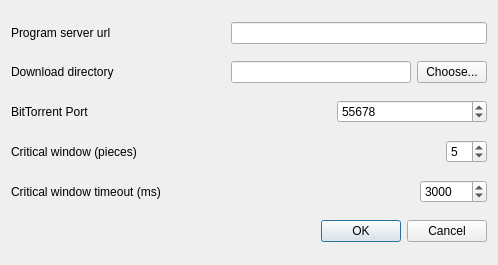
Qt form src/settings_dialog.ui (CowboyCoders/cow_player) before a commit.
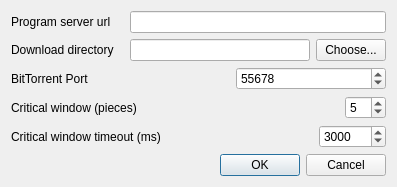
The same form after that commit.

Commit message: made settings dialog fixed size

Diff of the .ui file:
```diff
--- a/src/settings_dialog.ui
+++ b/src/settings_dialog.ui
@@ -6,14 +6,26 @@
    <rect>
     <x>0</x>
     <y>0</y>
-    <width>498</width>
-    <height>265</height>
+    <width>410</width>
+    <height>272</height>
    </rect>
   </property>
+  <property name="sizePolicy">
+   <sizepolicy hsizetype="Preferred" vsizetype="Fixed">
+    <horstretch>0</horstretch>
+    <verstretch>0</verstretch>
+   </sizepolicy>
+  </property>
   <property name="windowTitle">
    <string>Preferences</string>
   </property>
+  <property name="sizeGripEnabled">
+   <bool>false</bool>
+  </property>
   <layout class="QVBoxLayout" name="verticalLayout_2">
+   <property name="sizeConstraint">
+    <enum>QLayout::SetFixedSize</enum>
+   </property>
    <item>
     <layout class="QHBoxLayout" name="horizontalLayout_3">
      <item>
@@ -30,7 +42,7 @@
        </property>
        <property name="sizeHint" stdset="0">
         <size>
-         <width>556</width>
+         <width>10</width>
          <height>5</height>
         </size>
        </property>
@@ -64,7 +76,7 @@
        </property>
        <property name="sizeHint" stdset="0">
         <size>
-         <width>375</width>
+         <width>10</width>
          <height>5</height>
         </size>
        </property>
@@ -111,7 +123,7 @@
        </property>
        <property name="sizeHint" stdset="0">
         <size>
-         <width>375</width>
+         <width>10</width>
          <height>5</height>
         </size>
        </property>
@@ -151,7 +163,7 @@
        </property>
        <property name="sizeHint" stdset="0">
         <size>
-         <width>556</width>
+         <width>10</width>
          <height>5</height>
         </size>
        </property>
@@ -182,7 +194,7 @@
        </property>
        <property name="sizeHint" stdset="0">
         <size>
-         <width>556</width>
+         <width>10</width>
          <height>5</height>
         </size>
        </property>
```
